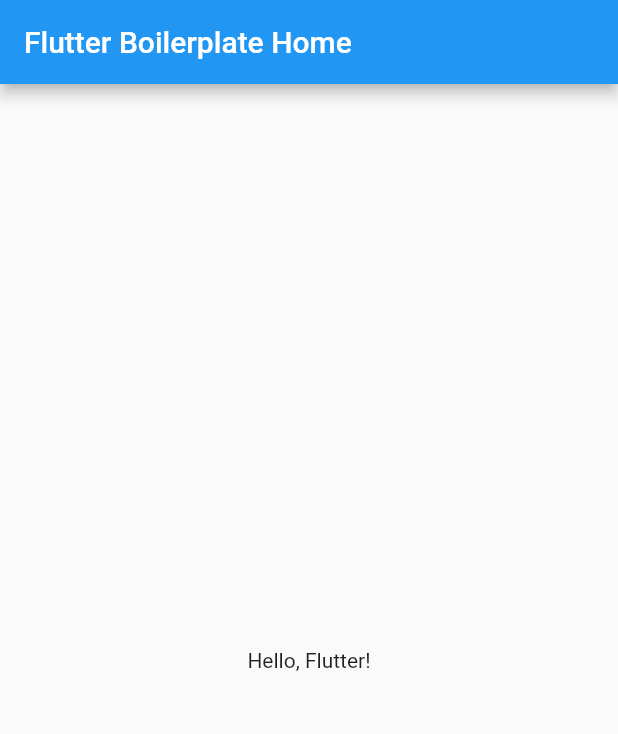
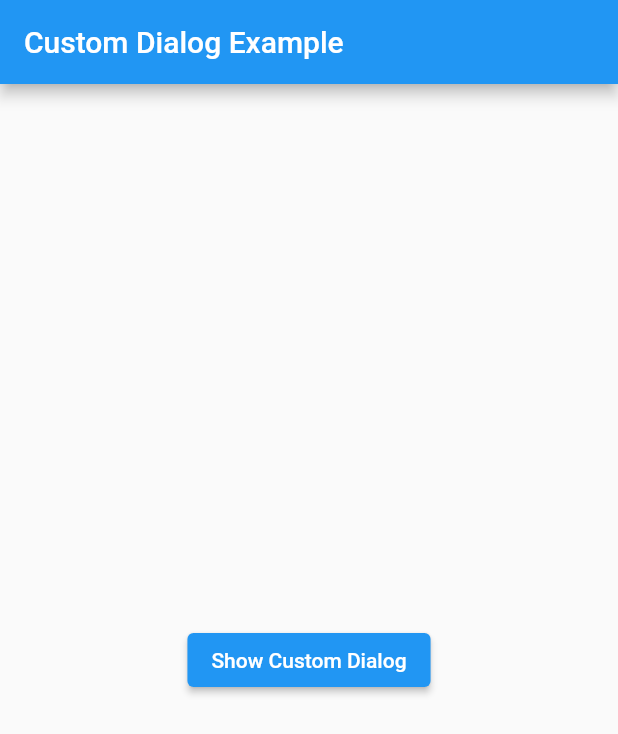
Before and after one commit to rohansolse/recorder_poc, a Flutter app: the screen it shows after launch, on a phone screen of 412 x 824 dp. Shown: the top 734 px of the screen. Run offline on Flutter 3.47's test engine with Material 2 defaults, Android fonts, the phone set to English and light mode, and no system bars.

Commit message:
generic dialog ready

```diff
--- a/lib/main.dart
+++ b/lib/main.dart
@@ -1,4 +1,7 @@
+// ignore_for_file: avoid_print
+
 import 'package:flutter/material.dart';
+import 'custom_dialog.dart';
 
 void main() => runApp(const MyApp());
 
@@ -8,7 +11,7 @@
   @override
   Widget build(BuildContext context) {
     return MaterialApp(
-      title: 'Flutter Boilerplate',
+      title: 'Flutter Demo',
       theme: ThemeData(
         primarySwatch: Colors.blue,
       ),
@@ -23,11 +26,22 @@
   @override
   Widget build(BuildContext context) {
     return Scaffold(
-      appBar: AppBar(
-        title: const Text('Flutter Boilerplate Home'),
-      ),
-      body: const Center(
-        child: Text('Hello, Flutter!'),
+      appBar: AppBar(title: const Text('Custom Dialog Example')),
+      body: Center(
+        child: ElevatedButton(
+          child: const Text('Show Custom Dialog'),
+          onPressed: () {
+            showDialog(
+              context: context,
+              builder: (context) => CustomDialog(
+                title: "This is a custom dialog",
+                message: "You can add any message here.",
+                onFirstButtonPressed: () {},
+                onSecondButtonPressed: () {},
+              ),
+            );
+          },
+        ),
       ),
     );
   }
```
Also changed, not shown: lib/custom_dialog.dart (added, +40 -0 lines).
